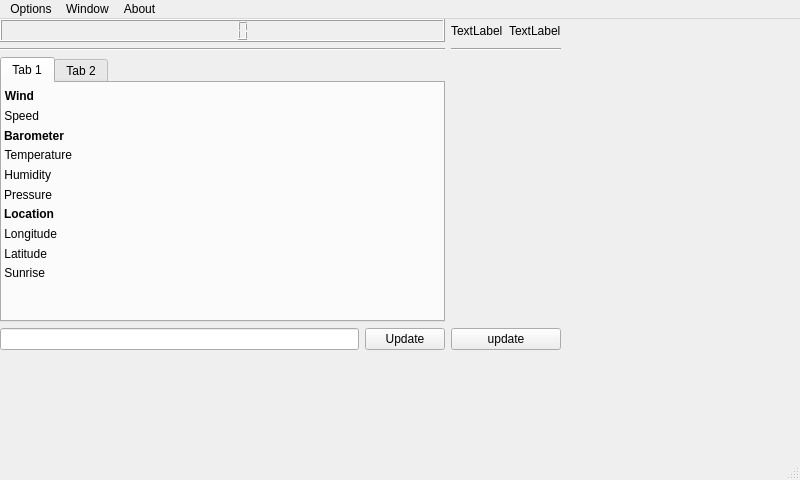
The window that piDisplayGUI.ui (DIS17JTH/PyQt5_GUI) describes before a commit, drawn with Qt 5.
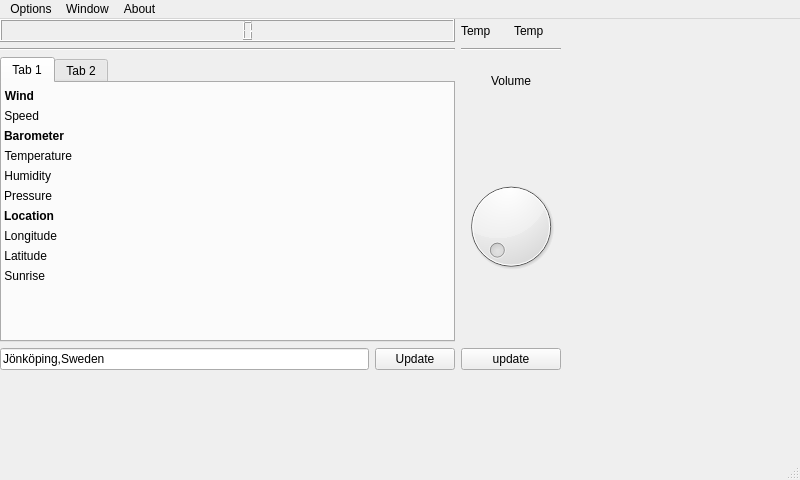
The same window after the commit. The open tabs and pages were chosen to show the change.

What changed in the file:
```diff
--- a/piDisplayGUI.ui
+++ b/piDisplayGUI.ui
@@ -38,7 +38,7 @@
       <x>0</x>
       <y>0</y>
       <width>561</width>
-      <height>331</height>
+      <height>351</height>
      </rect>
     </property>
     <layout class="QGridLayout" name="gridLayout_main">
@@ -77,7 +77,7 @@
           <string notr="true">font: 18pt &quot;Myanmar Text&quot;;</string>
          </property>
          <property name="text">
-          <string>TextLabel</string>
+          <string>Temp</string>
          </property>
         </widget>
        </item>
@@ -87,7 +87,7 @@
           <string notr="true">font: 18pt &quot;Myanmar Text&quot;;</string>
          </property>
          <property name="text">
-          <string>TextLabel</string>
+          <string>Temp</string>
          </property>
         </widget>
        </item>
@@ -96,7 +96,10 @@
      <item row="2" column="0">
       <widget class="QTabWidget" name="tabWidget_bottom_left">
        <property name="cursor">
-        <cursorShape>PointingHandCursor</cursorShape>
+        <cursorShape>ArrowCursor</cursorShape>
+       </property>
+       <property name="styleSheet">
+        <string notr="true"/>
        </property>
        <property name="currentIndex">
         <number>1</number>
@@ -114,7 +117,7 @@
            <x>2</x>
            <y>6</y>
            <width>311</width>
-           <height>191</height>
+           <height>288</height>
           </rect>
          </property>
          <layout class="QVBoxLayout" name="verticalLayout">
@@ -651,12 +654,36 @@
       </widget>
      </item>
      <item row="2" column="1">
-      <layout class="QVBoxLayout" name="verticalLayout_bottom_right"/>
+      <layout class="QVBoxLayout" name="verticalLayout_bottom_right">
+       <item alignment="Qt::AlignHCenter">
+        <widget class="QLabel" name="l_dial">
+         <property name="maximumSize">
+          <size>
+           <width>16777215</width>
+           <height>48</height>
+          </size>
+         </property>
+         <property name="styleSheet">
+          <string notr="true">font: 18pt &quot;Myanmar Text&quot;;</string>
+         </property>
+         <property name="text">
+          <string>Volume</string>
+         </property>
+        </widget>
+       </item>
+       <item>
+        <widget class="QDial" name="dial_volume"/>
+       </item>
+      </layout>
      </item>
      <item row="3" column="0">
       <layout class="QHBoxLayout" name="horizontalLayout_3">
        <item>
-        <widget class="QLineEdit" name="lineEdit_location"/>
+        <widget class="QLineEdit" name="lineEdit_location">
+         <property name="text">
+          <string>Jönköping,Sweden</string>
+         </property>
+        </widget>
        </item>
        <item>
         <widget class="QPushButton" name="b_update">
```
Left out of the diff: 24 changed lines with no effect on the pictures.
